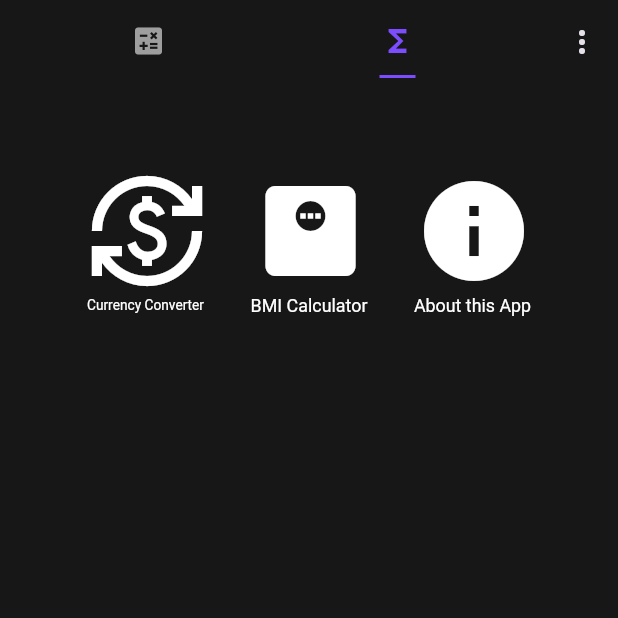
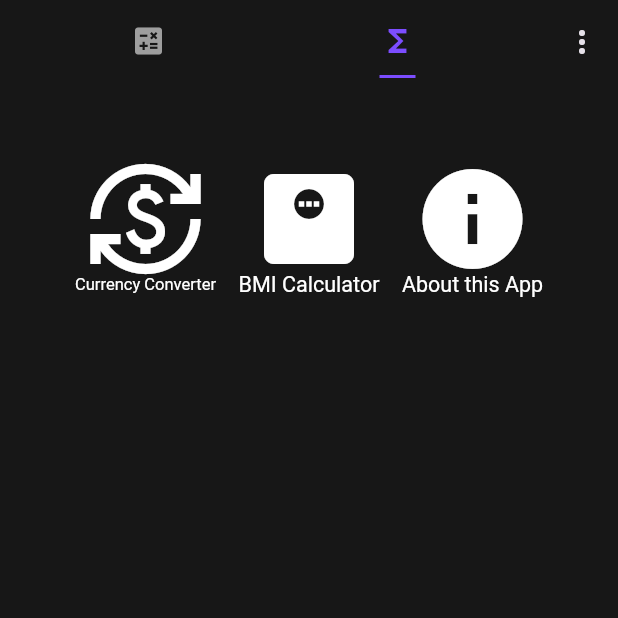
Before and after one commit to lucas-marianno/flutter_calculator_math_parser, a Flutter app: the screen it shows after launch, tab 2 chosen, on a phone screen of 412 x 824 dp, the top half of it. Run offline on Flutter 3.47's test engine with Material 2 defaults, Android fonts, the phone set to English and light mode, and no system bars; our stand-ins replace flutter_markdown, lorem_ipsum.

Commit message:
fixed bug on small resolution devices (mem buttons too small | applet selector icon overflow)

```diff
--- a/lib/pages/applet_selection_page.dart
+++ b/lib/pages/applet_selection_page.dart
@@ -26,7 +26,7 @@ class _AppletSelectionState extends State<AppletSelection> {
             child: const Column(
               mainAxisSize: MainAxisSize.min,
               children: [
-                Icon(Icons.currency_exchange, size: 80),
+                Flexible(child: Icon(Icons.currency_exchange, size: 80)),
                 SizedBox(
                   height: 20,
                   child: FittedBox(child: Text('Currency Converter')),
@@ -41,7 +41,7 @@ class _AppletSelectionState extends State<AppletSelection> {
             child: const Column(
               mainAxisSize: MainAxisSize.min,
               children: [
-                Icon(Icons.monitor_weight, size: 80),
+                Flexible(child: Icon(Icons.monitor_weight, size: 80)),
                 SizedBox(
                   height: 20,
                   child: FittedBox(child: Text('BMI Calculator')),
@@ -56,7 +56,7 @@ class _AppletSelectionState extends State<AppletSelection> {
             child: const Column(
               mainAxisSize: MainAxisSize.min,
               children: [
-                Icon(Icons.info, size: 80),
+                Flexible(child: Icon(Icons.info, size: 80)),
                 SizedBox(
                   height: 20,
                   child: FittedBox(child: Text('About this App')),
--- a/lib/theme.dart
+++ b/lib/theme.dart
@@ -35,6 +35,7 @@ ThemeData material2themeData = ThemeData(
   textButtonTheme: TextButtonThemeData(
     style: TextButton.styleFrom(
       foregroundColor: kTextColor,
+      padding: EdgeInsets.zero,
       textStyle: kFunctionButtonTextStyle,
     ),
   ),
--- a/lib/widgets/keyboard_default_button.dart
+++ b/lib/widgets/keyboard_default_button.dart
@@ -45,6 +45,9 @@
             );
           }
           return TextButton(
+            style: const ButtonStyle(
+                textStyle: MaterialStatePropertyAll(kFunctionButtonTextStyle),
+                padding: MaterialStatePropertyAll(EdgeInsets.zero)),
             // Deactivates the memory buttons in case the memory is empty
             onPressed:
                 Memory.getMemoryValue() == 0 && (buttonId == ButtonId.mr || buttonId == ButtonId.mc)
--- a/pubspec.yaml
+++ b/pubspec.yaml
@@ -46,4 +46,5 @@ flutter:
   assets:
     - assets/
     - screenshots/
+    - screenshots/edited/all_dark.jpg
     - README.md
```
Also changed, not shown: 20 other files.
